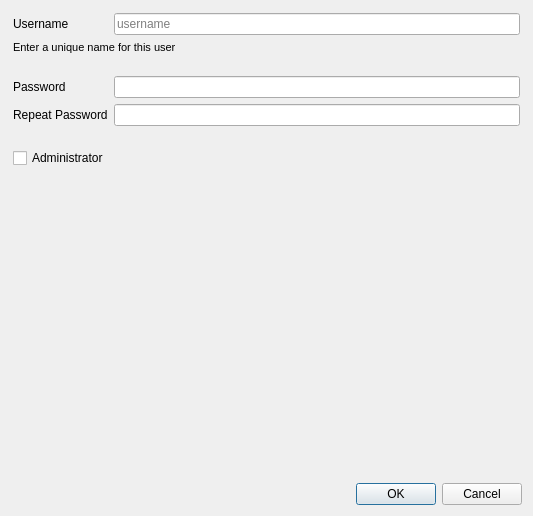
Old version of the form manager/src/ConfigureUserDialog.ui in the repository porkmarks/sense.
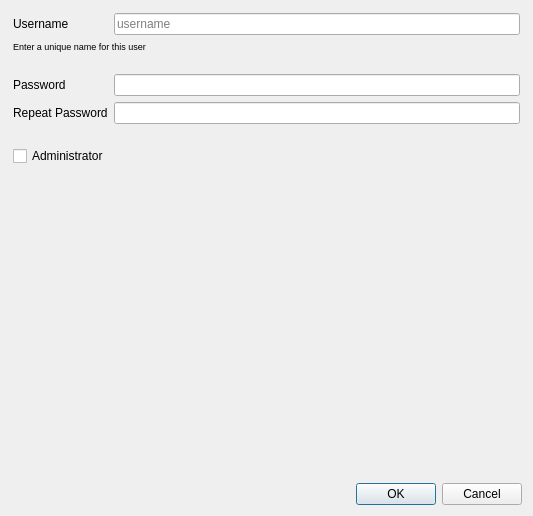
New version of the form.

What changed in the file:
```diff
--- a/manager/src/ConfigureUserDialog.ui
+++ b/manager/src/ConfigureUserDialog.ui
@@ -84,7 +84,7 @@
           <widget class="QLabel" name="label_10">
            <property name="font">
             <font>
-             <pointsize>8</pointsize>
+             <pointsize>7</pointsize>
             </font>
            </property>
            <property name="text">
```
